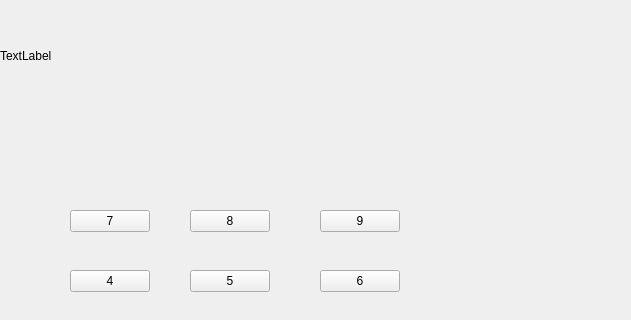
Before: the Qt Designer form mainwindow.ui in YUXUANCHENG/QT-calculator, drawn with Qt 5; both pictures show x 0 to 631 and y 0 to 320 of the 800 by 600 pixel window.
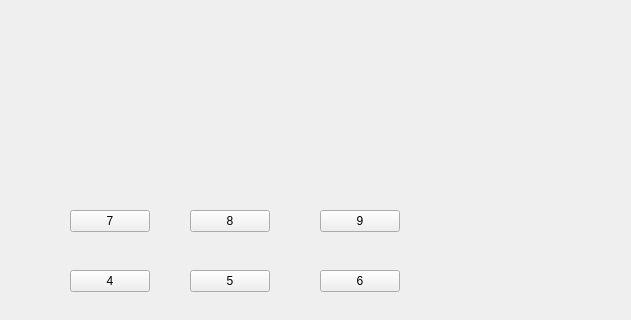
After: the same form once the commit is applied.

The edit to the form file:
```diff
--- a/mainwindow.ui
+++ b/mainwindow.ui
@@ -24,7 +24,7 @@
      </rect>
     </property>
     <property name="text">
-     <string>TextLabel</string>
+     <string/>
     </property>
    </widget>
    <widget class="QPushButton" name="pushButton_7">
```
